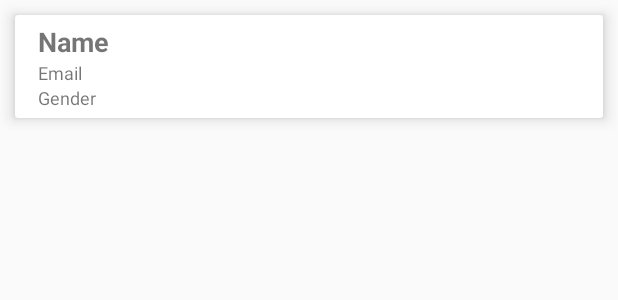
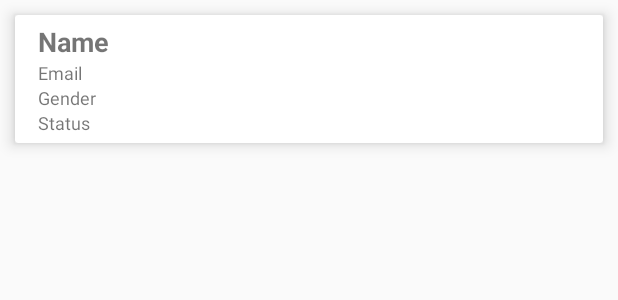
Before and after one commit to ganeshroman/User_List, an Android app: the layout row_user.xml on its own in the app's theme, with its tools: preview values and no code run, on a phone screen of 412 x 824 dp. Shown: the top 300 px of the screen. Run offline under Robolectric (Android 15) with nearby library versions, the phone set to English and light mode, and no system bars.

Commit message:
UI Changes

```diff
--- a/app/src/main/java/com/example/userlist/adapter/CustomAdapter.kt
+++ b/app/src/main/java/com/example/userlist/adapter/CustomAdapter.kt
@@ -25,8 +25,9 @@ class CustomAdapter(private val mList: List<User>?) : RecyclerView.Adapter<Custo
 
 
         holder.textName.text = itemsViewModel?.name
-        holder.textEmail.text = itemsViewModel?.email
-        holder.textGender.text = itemsViewModel?.gender
+        holder.textEmail.text = "Email : "+itemsViewModel?.email
+        holder.textGender.text = "Gender : "+itemsViewModel?.gender
+        holder.textStatus.text = "Status : "+itemsViewModel?.status
 
 
     }
@@ -41,5 +42,6 @@ class CustomAdapter(private val mList: List<User>?) : RecyclerView.Adapter<Custo
         val textName: TextView = itemView.findViewById(R.id.textViewName)
         val textEmail: TextView = itemView.findViewById(R.id.textViewEmail)
         val textGender: TextView = itemView.findViewById(R.id.textViewGender)
+        val textStatus: TextView = itemView.findViewById(R.id.textViewStatus)
     }
 }
--- a/app/src/main/res/layout/row_user.xml
+++ b/app/src/main/res/layout/row_user.xml
@@ -57,6 +57,17 @@
                 android:textStyle="normal" />
 
 
+            <TextView
+                android:id="@+id/textViewStatus"
+                android:layout_width="wrap_content"
+                android:layout_height="wrap_content"
+                android:layout_marginStart="10dp"
+                android:layout_marginLeft="15dp"
+                android:text="Status"
+                android:textSize="12sp"
+                android:textStyle="normal" />
+
+
 
         </LinearLayout>
 
```
